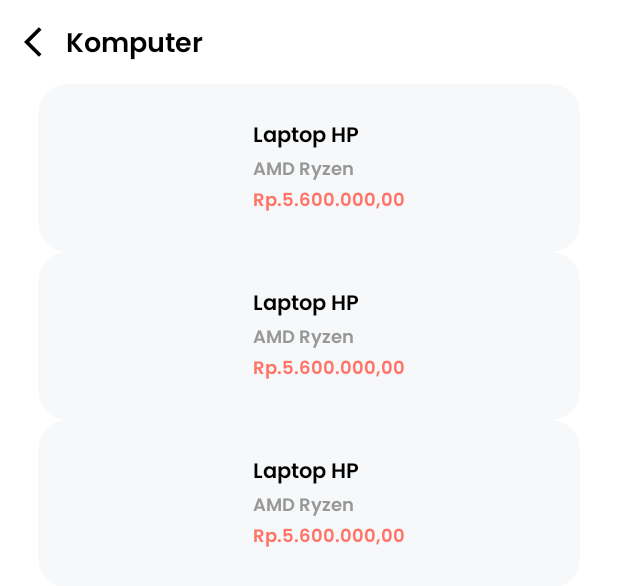
After one commit to Samsul-Arip/FinalProject2-Kelompok3, an Android app: the layout activity_list.xml on its own in the app's theme, with its tools: preview values and no code run, on a phone screen of 412 x 824 dp. The commit adds this screen. Shown: the top 586 px of the screen. Run offline under Robolectric (Android 15) with nearby library versions, the phone set to English and light mode, and no system bars.

Commit message:
list kategori

```diff
--- a/aplikasiuser/src/main/AndroidManifest.xml
+++ b/aplikasiuser/src/main/AndroidManifest.xml
@@ -2,7 +2,7 @@
 <manifest xmlns:android="http://schemas.android.com/apk/res/android"
     package="com.samsul.aplikasiuser">
 
-    <uses-permission android:name="android.permission.INTERNET"/>
+    <uses-permission android:name="android.permission.INTERNET" />
 
     <application
         android:allowBackup="true"
@@ -11,6 +11,9 @@
         android:roundIcon="@mipmap/ic_launcher_round"
         android:supportsRtl="true"
         android:theme="@style/Theme.FinalProject2">
+        <activity
+            android:name=".ui.ListActivity"
+            android:exported="false" />
         <activity
             android:name=".ui.RegisterActivity"
             android:exported="false" />
--- a/aplikasiuser/src/main/java/com/samsul/aplikasiuser/ui/RegisterActivity.java
+++ b/aplikasiuser/src/main/java/com/samsul/aplikasiuser/ui/RegisterActivity.java
@@ -26,6 +26,7 @@ public class RegisterActivity extends AppCompatActivity implements RegisterContr
 
     @Override
     public void onCreateActivity() {
+        binding.btnRegister.setOnClickListener(v -> {
             String username = binding.edtName.getText().toString();
             String password = binding.edtPassword.getText().toString();
             String noPhone = binding.edtPhone.getText().toString();
@@ -37,6 +38,8 @@ public class RegisterActivity extends AppCompatActivity implements RegisterContr
             } else {
                 presenter.registerUser(username, username, password, noPhone);
             }
+        });
+
     }
 
     @Override
--- /dev/null
+++ b/aplikasiuser/src/main/res/drawable/bg_item.xml
@@ -0,0 +1,6 @@
+<?xml version="1.0" encoding="utf-8"?>
+<shape xmlns:android="http://schemas.android.com/apk/res/android">
+
+    <solid android:color="#F6F8FA" />
+    <corners android:radius="20dp" />
+</shape>
--- /dev/null
+++ b/aplikasiuser/src/main/res/layout/activity_list.xml
@@ -0,0 +1,52 @@
+<?xml version="1.0" encoding="utf-8"?>
+<LinearLayout
+    xmlns:android="http://schemas.android.com/apk/res/android"
+    xmlns:app="http://schemas.android.com/apk/res-auto"
+    xmlns:tools="http://schemas.android.com/tools"
+    android:layout_width="match_parent"
+    android:layout_height="match_parent"
+    android:orientation="vertical"
+    tools:context=".ui.ListActivity">
+
+    <androidx.appcompat.widget.Toolbar
+        android:id="@+id/toolbarList"
+        android:layout_width="match_parent"
+        android:layout_height="?attr/actionBarSize"
+        >
+
+        <ImageView
+            android:id="@+id/imgBack"
+            android:layout_width="wrap_content"
+            android:layout_height="wrap_content"
+            android:src="@drawable/ic_back_toolbar"
+            app:tint="@color/black"
+            />
+        <TextView
+            android:id="@+id/tvTitleToolbar"
+            android:layout_width="wrap_content"
+            android:layout_height="wrap_content"
+            android:fontFamily="@font/poppin_semibold"
+            tools:text="Komputer"
+            android:paddingTop="5dp"
+            android:textSize="18sp"
+            android:textColor="@color/black"
+            android:layout_marginStart="20dp"
+            />
+
+    </androidx.appcompat.widget.Toolbar>
+
+    <androidx.recyclerview.widget.RecyclerView
+        android:id="@+id/rvListData"
+        android:layout_width="match_parent"
+        android:layout_height="match_parent"
+        tools:listitem="@layout/item_list"
+        />
+    <ProgressBar
+        android:id="@+id/pbLoading"
+        android:layout_width="wrap_content"
+        android:layout_height="wrap_content"
+        android:layout_gravity="center"
+        android:visibility="gone"
+        />
+
+</LinearLayout>
--- a/aplikasiuser/src/main/res/layout/fragment_busana.xml
+++ b/aplikasiuser/src/main/res/layout/fragment_busana.xml
@@ -13,6 +13,7 @@
         android:orientation="vertical"
         >
         <RelativeLayout
+            android:id="@+id/viewBusanaPria"
             android:layout_width="match_parent"
             android:layout_height="wrap_content"
             android:background="@drawable/bg_logo_pria"
@@ -31,6 +32,7 @@
                 />
         </RelativeLayout>
         <RelativeLayout
+            android:id="@+id/viewBusanaPerempuan"
             android:layout_width="match_parent"
             android:layout_height="wrap_content"
             android:background="@drawable/bg_logo_wanita"
--- /dev/null
+++ b/aplikasiuser/src/main/res/layout/item_list.xml
@@ -0,0 +1,55 @@
+<?xml version="1.0" encoding="utf-8"?>
+<LinearLayout
+    xmlns:android="http://schemas.android.com/apk/res/android"
+    xmlns:app="http://schemas.android.com/apk/res-auto"
+    android:layout_width="match_parent"
+    android:layout_height="112dp"
+    xmlns:tools="http://schemas.android.com/tools"
+    android:layout_marginHorizontal="25dp"
+    android:background="@drawable/bg_item"
+    android:gravity="center_vertical">
+
+    <ImageView
+        android:id="@+id/imgGambar"
+        android:layout_width="99dp"
+        android:layout_height="68dp"
+        android:layout_marginStart="26dp"
+        app:layout_constraintBottom_toBottomOf="parent"
+        app:layout_constraintStart_toStartOf="parent"
+        app:layout_constraintTop_toTopOf="parent" />
+
+    <LinearLayout
+        android:layout_marginStart="18dp"
+        android:orientation="vertical"
+        android:layout_width="wrap_content"
+        android:layout_height="wrap_content">
+
+        <TextView
+            android:id="@+id/tvTitle"
+            android:layout_width="wrap_content"
+            android:layout_height="wrap_content"
+            android:fontFamily="@font/poppin_semibold"
+            tools:text="Laptop HP"
+            android:textSize="14sp"
+            android:textColor="@color/black"/>
+
+        <TextView
+            android:id="@+id/tvDeslripsi"
+            android:layout_width="wrap_content"
+            android:layout_height="wrap_content"
+            android:fontFamily="@font/poppin_semibold"
+            tools:text="AMD Ryzen"
+            android:textColor="#989898"
+            android:textSize="12sp" />
+        <TextView
+            android:id="@+id/tvHarga"
+            android:layout_width="wrap_content"
+            android:layout_height="wrap_content"
+            android:fontFamily="@font/poppin_semibold"
+            android:text="Rp.5.600.000,00"
+            android:textColor="#FF7466"
+            android:textSize="12sp" />
+
+    </LinearLayout>
+
+</LinearLayout>
--- a/aplikasiuser/src/main/res/values/strings.xml
+++ b/aplikasiuser/src/main/res/values/strings.xml
@@ -27,5 +27,7 @@
     <string name="pria">Pria</string>
     <string name="perempuan">Perempuan</string>
     <string name="enter_your_phone_number">Enter your phone number</string>
+    <string name="busana">Busana</string>
+    <string name="elekronik">Elektronik</string>
 
 </resources>
```
Also changed, not shown: aplikasiuser/src/main/java/com/samsul/aplikasiuser/adapter/ListAdapter.java (added, +63 -0 lines), aplikasiuser/src/main/java/com/samsul/aplikasiuser/data/Constant/Constant.java (added, +10 -0 lines), aplikasiuser/src/main/java/com/samsul/aplikasiuser/data/model/ResponseGetData.java (added, +57 -0 lines), aplikasiuser/src/main/java/com/samsul/aplikasiuser/data/model/data/DataGet.java (added, +65 -0 lines), aplikasiuser/src/main/java/com/samsul/aplikasiuser/fragment/BusanaFragment.java (+32 -46 lines), aplikasiuser/src/main/java/com/samsul/aplikasiuser/networking/ApiEndPoint.java (+16 -0 lines), aplikasiuser/src/main/java/com/samsul/aplikasiuser/presenter/ListPresenter.java (added, +46 -0 lines), aplikasiuser/src/main/java/com/samsul/aplikasiuser/repository/ListContract.java (added, +16 -0 lines), aplikasiuser/src/main/java/com/samsul/aplikasiuser/ui/ListActivity.java (added, +102 -0 lines). Lines whose indentation alone changed are shown as unchanged.
